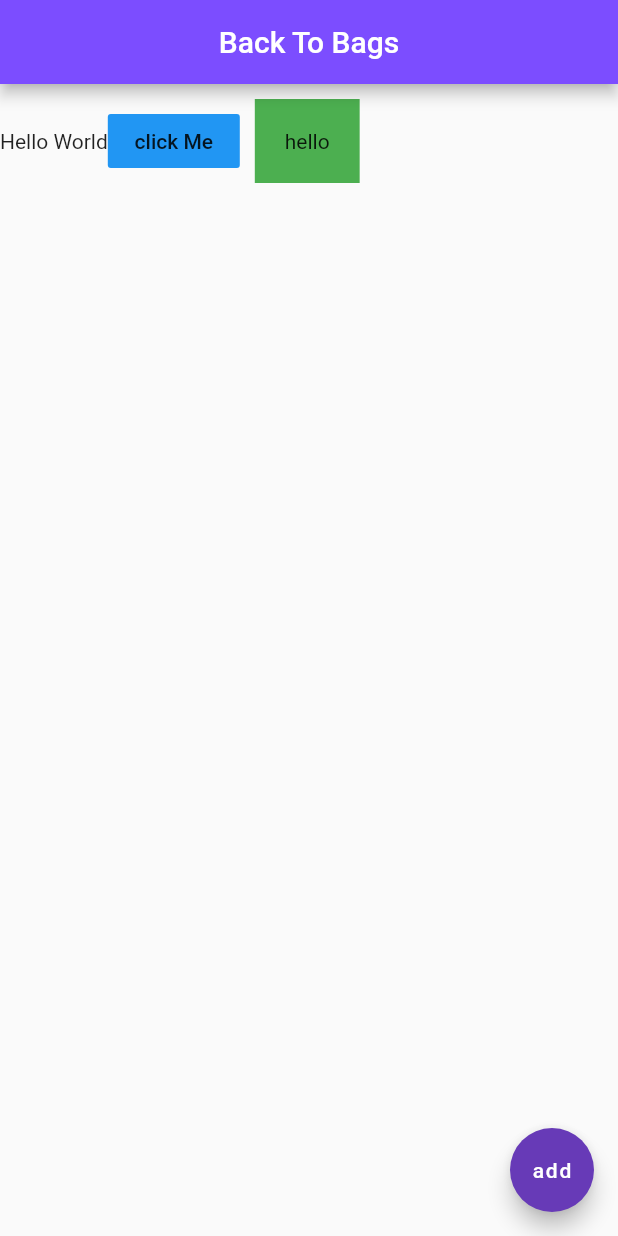
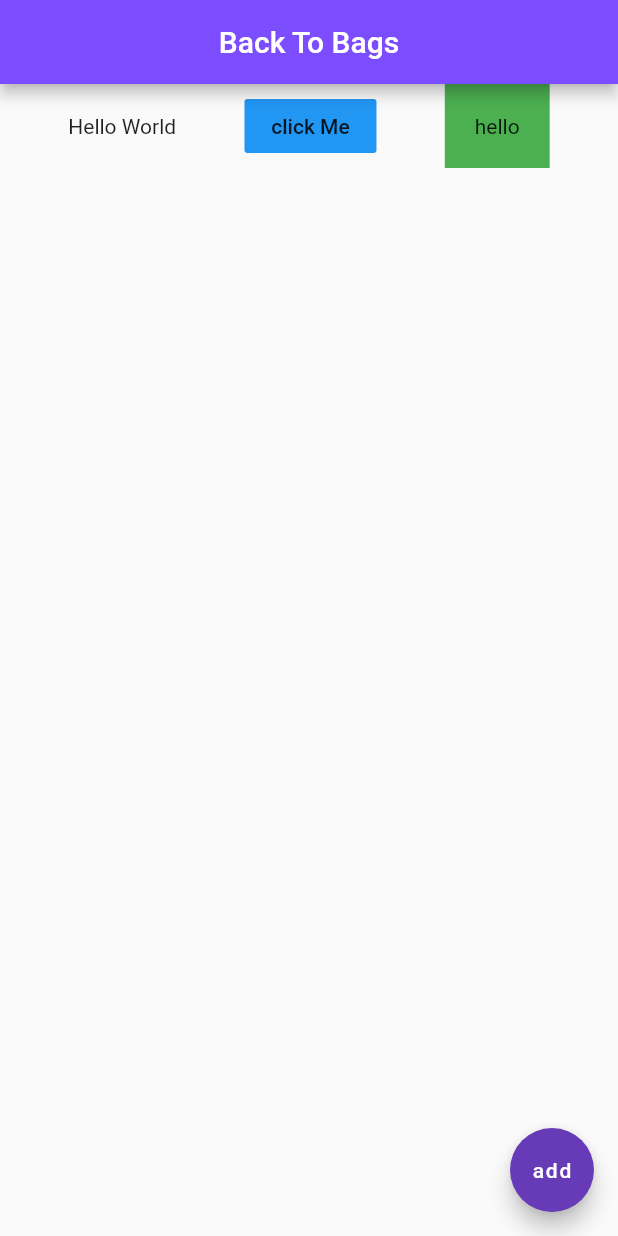
Before and after one commit to gokintosh/myapp, a Flutter app: the screen it shows after launch, on a phone screen of 412 x 824 dp. Run offline on Flutter 3.47's test engine with Material 2 defaults, Android fonts, the phone set to English and light mode, and no system bars.

```diff
--- a/lib/main.dart
+++ b/lib/main.dart
@@ -15,6 +15,7 @@ class Home extends StatelessWidget {
         backgroundColor: Colors.deepPurpleAccent,
       ),
       body:Row(
+        mainAxisAlignment: MainAxisAlignment.spaceEvenly,
         children: <Widget>[
           Text('Hello World'),
           FlatButton(
@@ -25,7 +26,6 @@ class Home extends StatelessWidget {
           Container(
             color: Colors.green,
             padding: EdgeInsets.all(20.0),
-            margin: EdgeInsets.all(10.0),
             child: Text('hello'),
           ),
         ],
```
